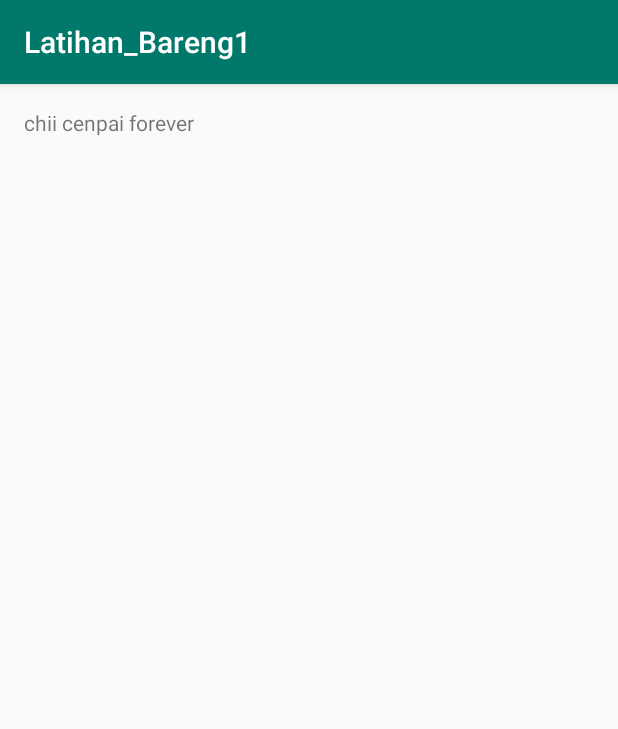
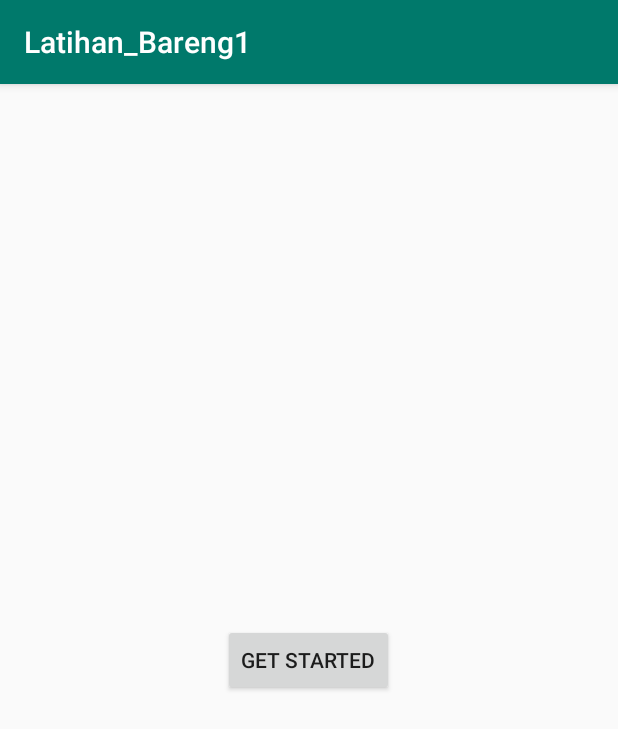
Before and after one commit to shinyuucode/Latihan1, an Android app: the screen it shows after launch (MainActivity), on a phone screen of 412 x 824 dp. Shown: the top 729 px of the screen. Run offline under Robolectric (Android 15) with nearby library versions, the phone set to English and light mode, and no system bars.

Commit message:
added button navigation + get started view and activity (mainActivity)

```diff
--- a/app/src/main/AndroidManifest.xml
+++ b/app/src/main/AndroidManifest.xml
@@ -8,6 +8,7 @@
         android:label="@string/app_name"
         android:supportsRtl="true"
         android:theme="@style/AppTheme">
+
         <activity android:name=".MainActivity">
             <intent-filter>
                 <action android:name="android.intent.action.MAIN" />
@@ -15,7 +16,10 @@
                 <category android:name="android.intent.category.LAUNCHER" />
             </intent-filter>
         </activity>
-        <activity android:name=".Login" />
+        <activity android:name=".Login" >
+
+
+        </activity>
         <activity android:name=".SignUp"></activity>
     </application>
 
--- a/app/src/main/java/riksameidy/com/latihan_bareng1/MainActivity.java
+++ b/app/src/main/java/riksameidy/com/latihan_bareng1/MainActivity.java
@@ -1,7 +1,9 @@
 package riksameidy.com.latihan_bareng1;
 
+import android.content.Intent;
 import android.support.v7.app.AppCompatActivity;
 import android.os.Bundle;
+import android.view.View;
 
 public class MainActivity extends AppCompatActivity {
 
@@ -10,4 +12,14 @@ public class MainActivity extends AppCompatActivity {
         super.onCreate(savedInstanceState);
         setContentView(R.layout.activity_main);
     }
+
+    public void onclickBtnGetStarted(View view) {
+
+        Intent intent = new Intent(this,Login.class);
+        startActivity(intent);
+        finish();
+        return;
+    }
+
+
 }
--- a/app/src/main/res/layout/activity_main.xml
+++ b/app/src/main/res/layout/activity_main.xml
@@ -9,9 +9,14 @@
     android:paddingTop="@dimen/activity_vertical_margin"
     tools:context="riksameidy.com.latihan_bareng1.MainActivity">
 
-    <TextView
+    <Button
+
         android:layout_width="wrap_content"
         android:layout_height="wrap_content"
-        android:text="chii cenpai forever"
-      />
+        android:id="@+id/btnGetStarted"
+        android:text="Get Started"
+        android:onClick="onclickBtnGetStarted"
+        android:layout_centerVertical="true"
+        android:layout_centerHorizontal="true" />
+
 </RelativeLayout>
```
Also changed, not shown: app/src/main/java/riksameidy/com/latihan_bareng1/Login.java (+20 -0 lines), app/src/main/java/riksameidy/com/latihan_bareng1/SignUp.java (+15 -0 lines).
